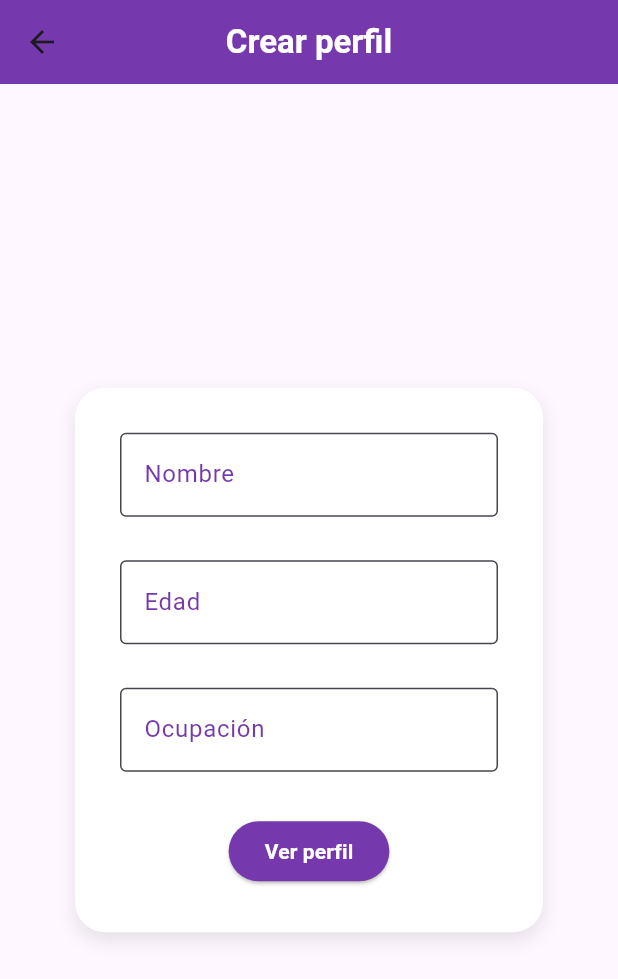
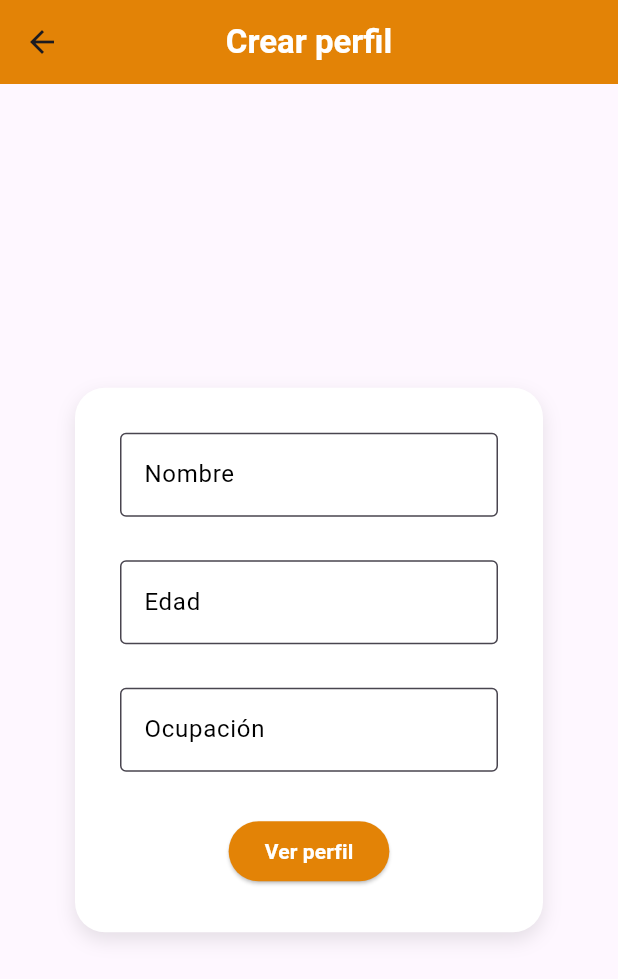
Before and after one commit to AlexDB02/UserApp, a Flutter app: the screen it shows after launch, after a tap on "Crea tu perfil", on a phone screen of 412 x 824 dp. Shown: the top 979 px of the screen. Run offline on Flutter 3.47's test engine with Material 3 defaults, Android fonts, the light colour scheme and no system bars.

Commit message:
Estética y diseño 2

```diff
--- a/lib/screens/crear_perfil.dart
+++ b/lib/screens/crear_perfil.dart
@@ -16,7 +16,7 @@ class CrearPerfilScreen extends StatelessWidget {
           style: TextStyle(fontWeight: FontWeight.bold, color: Colors.white),
         ),
         centerTitle: true,
-        backgroundColor: Color.fromARGB(255, 117, 57, 173),
+        backgroundColor: Color.fromARGB(255, 227, 131, 6),
       ),
       body: Center(
         child: Padding(
@@ -50,12 +50,12 @@ class CrearPerfilScreen extends StatelessWidget {
                       filled: true,
                       fillColor: Colors.white,
                       labelText: 'Nombre',
-                      labelStyle: TextStyle(color: Color.fromARGB(255, 117, 57, 173)),
+                      labelStyle: TextStyle(color: Color.fromARGB(255, 0, 0, 0)),
                       focusedBorder: OutlineInputBorder(
-                        borderSide: BorderSide(color: Color.fromARGB(255, 117, 57, 173), width: 2.0),
+                        borderSide: BorderSide(color: Color.fromARGB(255, 227, 131, 6), width: 2.0),
                       ),
                       border: OutlineInputBorder(
-                        borderSide: BorderSide(color: Color.fromARGB(255, 117, 57, 173)),
+                        borderSide: BorderSide(color: Color.fromARGB(255, 227, 131, 6)),
                       ),
                     ),
                   ),
@@ -73,12 +73,12 @@ class CrearPerfilScreen extends StatelessWidget {
                       filled: true,
                       fillColor: Colors.white,
                       labelText: 'Edad',
-                      labelStyle: TextStyle(color: Color.fromARGB(255, 117, 57, 173)),
+                      labelStyle: TextStyle(color: Color.fromARGB(255, 0, 0, 0)),
                       focusedBorder: OutlineInputBorder(
-                        borderSide: BorderSide(color: Color.fromARGB(255, 117, 57, 173), width: 2.0),
+                        borderSide: BorderSide(color: Color.fromARGB(255, 227, 131, 6), width: 2.0),
                       ),
                       border: OutlineInputBorder(
-                        borderSide: BorderSide(color: Color.fromARGB(255, 117, 57, 173)),
+                        borderSide: BorderSide(color: Color.fromARGB(255, 227, 131, 6)),
                       ),
                     ),
                   ),
@@ -95,12 +95,12 @@ class CrearPerfilScreen extends StatelessWidget {
                       filled: true,
                       fillColor: Colors.white,
                       labelText: 'Ocupación',
-                      labelStyle: TextStyle(color: Color.fromARGB(255, 117, 57, 173)),
+                      labelStyle: TextStyle(color: Color.fromARGB(255, 0, 0, 0)),
                       focusedBorder: OutlineInputBorder(
-                        borderSide: BorderSide(color: Color.fromARGB(255, 117, 57, 173), width: 2.0),
+                        borderSide: BorderSide(color: Color.fromARGB(255, 227, 131, 6), width: 2.0),
                       ),
                       border: OutlineInputBorder(
-                        borderSide: BorderSide(color: Color.fromARGB(255, 117, 57, 173)),
+                        borderSide: BorderSide(color: Color.fromARGB(255, 227, 131, 6)),
                       ),
                     ),
                   ),
@@ -109,7 +109,7 @@ class CrearPerfilScreen extends StatelessWidget {
                 // Botón de Guardar y Ver Perfil
                 ElevatedButton(
                   style: ElevatedButton.styleFrom(
-                    backgroundColor: Color.fromARGB(255, 117, 57, 173),
+                    backgroundColor: Color.fromARGB(255, 227, 131, 6),
                   ),
                   onPressed: () {
                     // Validaciones
--- a/lib/screens/home.dart
+++ b/lib/screens/home.dart
@@ -12,7 +12,7 @@ class HomeScreen extends StatelessWidget {
           style: TextStyle(fontWeight: FontWeight.bold, color: Colors.white),
         ),
         centerTitle: true,
-        backgroundColor: Color.fromARGB(255, 117, 57, 173),
+        backgroundColor: Color.fromARGB(255, 227, 131, 6),
       ),
       body: Container(
         child: Center(
@@ -36,7 +36,7 @@ class HomeScreen extends StatelessWidget {
 
           ElevatedButton(
             style: ElevatedButton.styleFrom(
-              backgroundColor: Color.fromARGB(255, 117, 57, 173)
+              backgroundColor: Color.fromARGB(255, 227, 131, 6)
             ),
             onPressed: () {
               Navigator.pushNamed(context, '/create');
--- a/lib/screens/perfil.dart
+++ b/lib/screens/perfil.dart
@@ -17,7 +17,7 @@ class perfilScreen extends StatelessWidget {
           style: TextStyle(fontWeight: FontWeight.bold, color: Colors.white),
         ),
         centerTitle: true,
-        backgroundColor: Color.fromARGB(255, 117, 57, 173),
+        backgroundColor: Color.fromARGB(255, 227, 131, 6),
       ),
 
       body: Center(
@@ -57,7 +57,7 @@ class perfilScreen extends StatelessWidget {
                 SizedBox(height: 20),
                 ElevatedButton(
                   style: ElevatedButton.styleFrom(
-                      backgroundColor: Color.fromARGB(255, 117, 57, 173)
+                      backgroundColor: Color.fromARGB(255, 227, 131, 6)
                   ),
                   onPressed: () {
                     Navigator.popUntil(context, (route) => route.isFirst);
```
